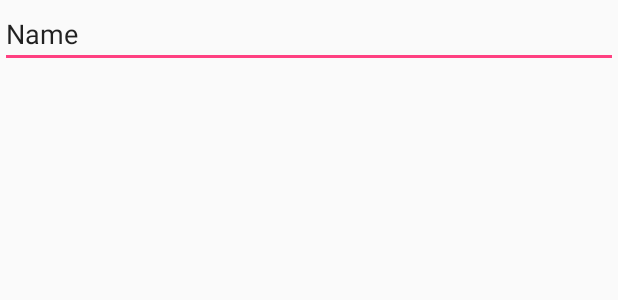
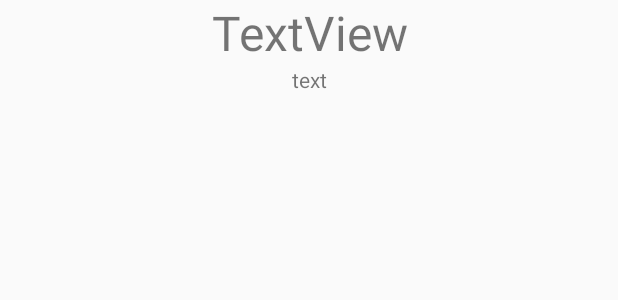
Before and after one commit to marcbruni/youtubeExtension, an Android app: the layout single_channel.xml on its own in the app's theme, with its tools: preview values and no code run, on a phone screen of 412 x 824 dp. Shown: the top 300 px of the screen. Run offline under Robolectric (Android 15) with nearby library versions, the phone set to English and light mode, and no system bars.

Commit message:
title and description are displayed in SingleChannel

```diff
--- a/app/src/main/res/layout/single_channel.xml
+++ b/app/src/main/res/layout/single_channel.xml
@@ -1,14 +1,30 @@
 <?xml version="1.0" encoding="utf-8"?>
-<LinearLayout xmlns:android="http://schemas.android.com/apk/res/android"
+<RelativeLayout xmlns:android="http://schemas.android.com/apk/res/android"
     android:layout_width="match_parent"
     android:layout_height="match_parent"
     android:baselineAligned="false">
 
-    <EditText
-        android:id="@+id/editText2"
-        android:layout_width="match_parent"
+    <TextView
+        android:id="@+id/title"
+        android:layout_width="wrap_content"
         android:layout_height="wrap_content"
-        android:ems="10"
-        android:inputType="textPersonName"
-        android:text="Name" />
-</LinearLayout>
+        android:layout_weight="1"
+        android:gravity="center"
+        android:text="TextView"
+        android:textSize="32sp"
+        android:layout_alignParentTop="true"
+        android:layout_alignParentStart="true"
+        android:layout_alignParentEnd="true" />
+
+    <TextView
+        android:id="@+id/description"
+        android:layout_width="wrap_content"
+        android:layout_height="wrap_content"
+        android:layout_below="@+id/title"
+        android:gravity="center"
+        android:text="text"
+        android:layout_centerVertical="true"
+        android:layout_alignParentEnd="true"
+        android:layout_alignParentStart="true" />
+
+</RelativeLayout>
```
Also changed, not shown: app/src/main/java/ch/bbcag/youtubeextension/ChannelDetails.java (added, +13 -0 lines), app/src/main/java/ch/bbcag/youtubeextension/SingleChannel.java (+215 -2 lines).
